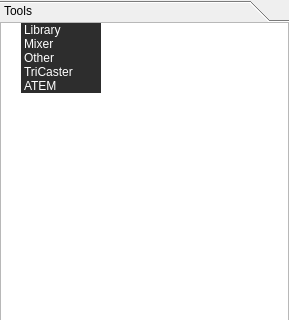
Old version of the form src/Widgets/Library/LibraryWidget.ui in the repository CasparCG/client; both pictures show x 0 to 289 and y 0 to 320 of the 289 by 600 pixel window.
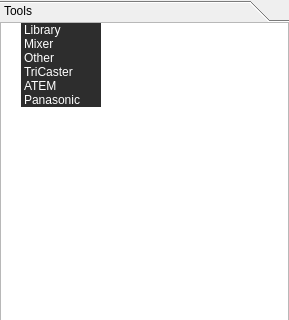
New version of the form. Custom widgets are drawn as their Qt base class.

Commit message: Added support for trigger preset on Panasonic PTZ cameras (AW-HE50, AW-HE60 and AW-HE120 series).

Patch:
```diff
--- a/src/Widgets/Library/LibraryWidget.ui
+++ b/src/Widgets/Library/LibraryWidget.ui
@@ -242,6 +242,29 @@
            </brush>
           </property>
          </item>
+         <item>
+          <property name="text">
+           <string>Panasonic</string>
+          </property>
+          <property name="background">
+           <brush brushstyle="SolidPattern">
+            <color alpha="255">
+             <red>45</red>
+             <green>45</green>
+             <blue>45</blue>
+            </color>
+           </brush>
+          </property>
+          <property name="foreground">
+           <brush brushstyle="SolidPattern">
+            <color alpha="255">
+             <red>255</red>
+             <green>255</green>
+             <blue>255</blue>
+            </color>
+           </brush>
+          </property>
+         </item>
         </widget>
        </item>
       </layout>
```
Left out of the diff: 24 changed lines with no effect on the pictures. The commit also changes 42 other files.
